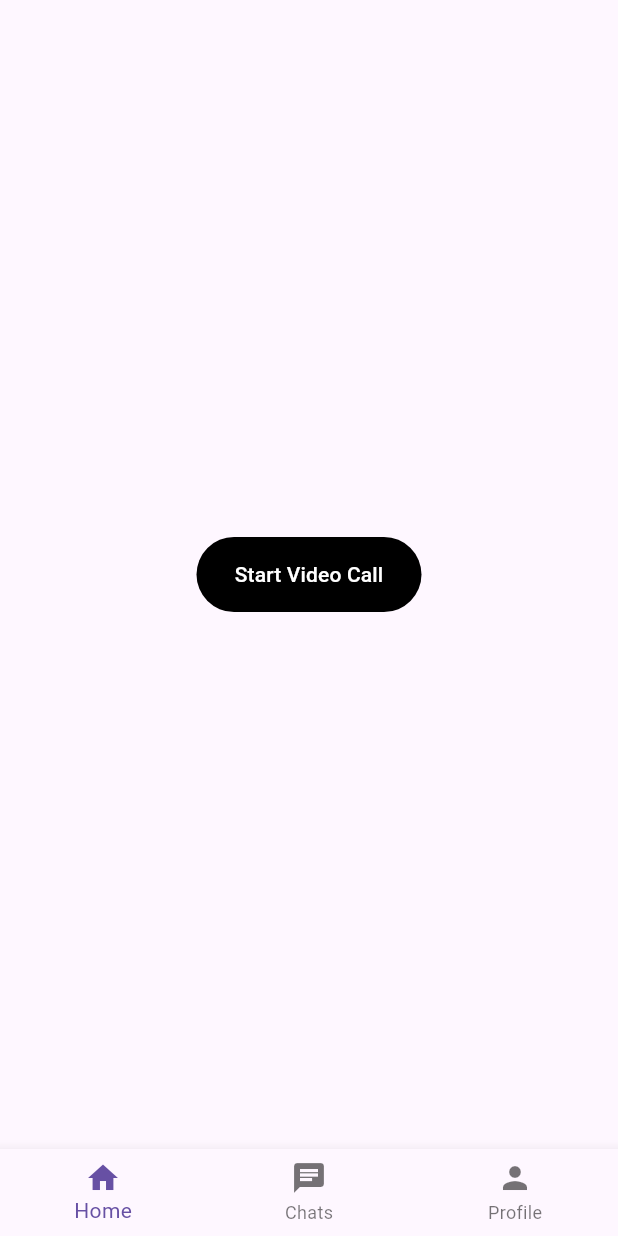
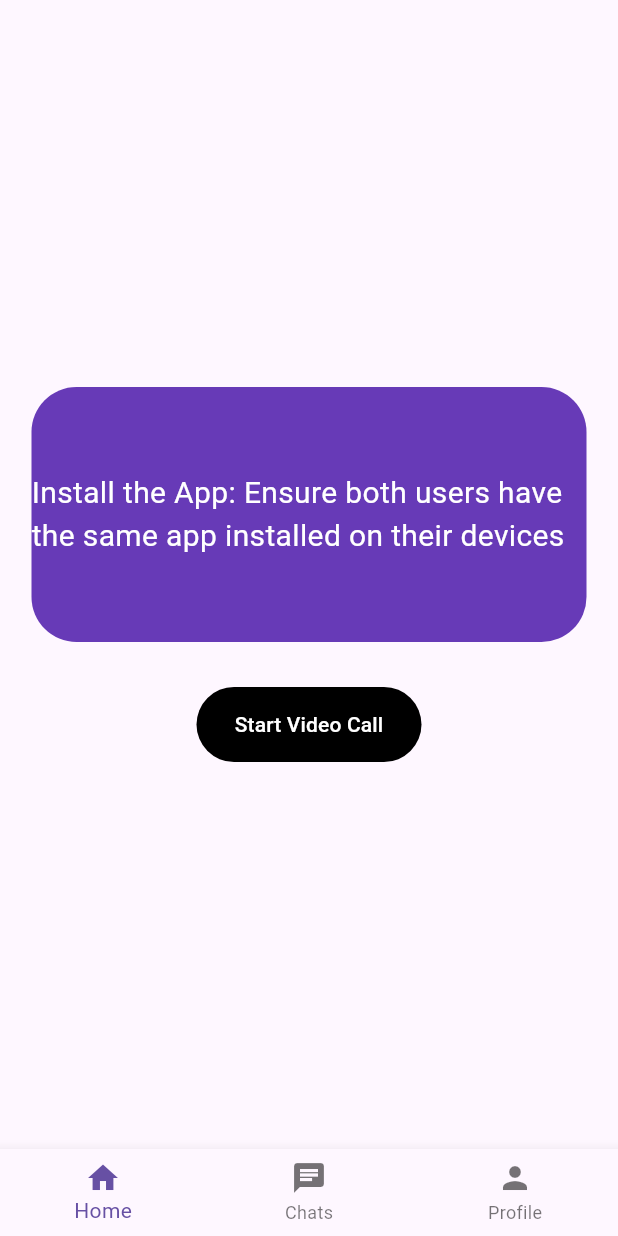
Before and after one commit to Shahrukh9358/Interview_assigment, a Flutter app: the Dashboard screen opened by its route, on a phone screen of 412 x 824 dp. Run offline on Flutter 3.47's test engine with Material 3 defaults, Android fonts, the phone set to English and light mode, and no system bars; our stand-ins replace cloud_firestore, country_picker, dio, firebase_auth, firebase_core, get and 1 more; missing offline and left inert: agora_uikit; accounts and stored records are empty.

Commit message:
text add

```diff
--- a/lib/screens/dashboard/video_call/index.dart
+++ b/lib/screens/dashboard/video_call/index.dart
@@ -12,7 +12,23 @@ class _VideoCallScreenState extends State<VideoCallScreen> {
   @override
   Widget build(BuildContext context) {
     return Center(
-      child: TextButton(
+      child: Column(
+        mainAxisAlignment: MainAxisAlignment.center,
+        children: [
+          Container(
+            alignment: Alignment.center,
+            height: 170,
+            width: 370,
+           decoration: BoxDecoration(
+             borderRadius: BorderRadius.circular(30),
+             color: Colors.deepPurple,
+           ),
+            child: Text("Install the App: Ensure both users have the same app installed on their devices",
+              style: TextStyle(fontSize: 20,color: Colors.white),
+            ),
+          ),
+          SizedBox(height: 30,),
+          TextButton(
             child: Text(
               "Start Video Call",
               style: TextStyle(color: Colors
@@ -26,6 +42,8 @@ class _VideoCallScreenState extends State<VideoCallScreen> {
               Get.toNamed("/agora_ui_kit_screen");
             },
           ),
+        ],
+      )
     );
   }
 }
```
Lines whose indentation alone changed are shown as unchanged.
